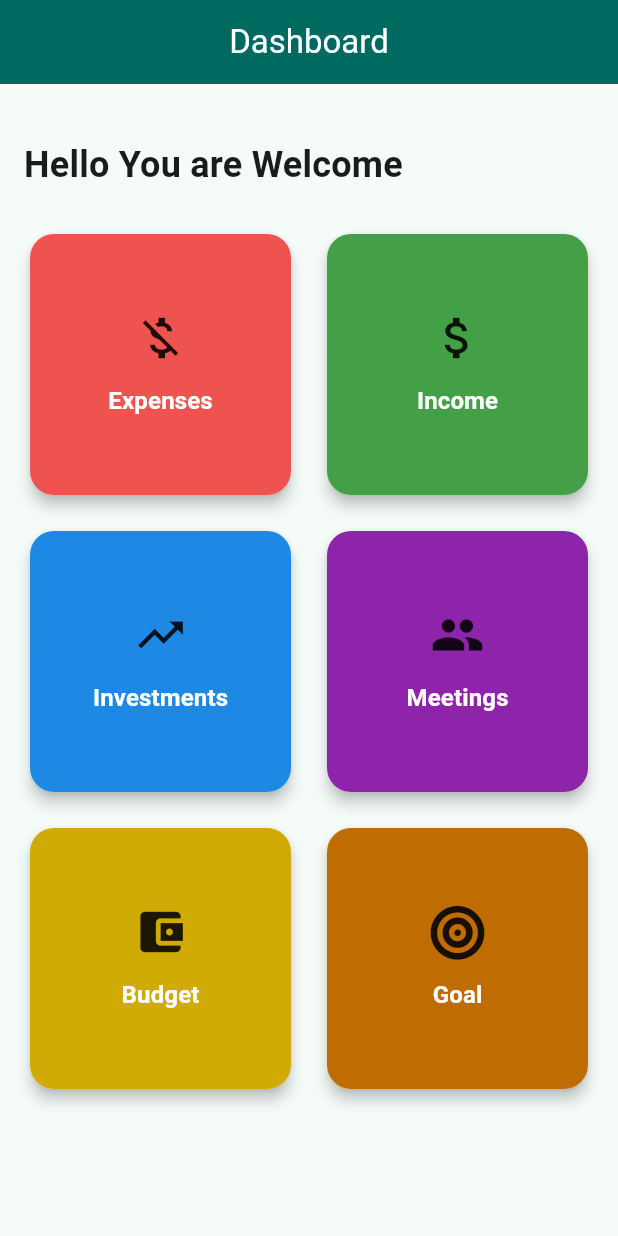
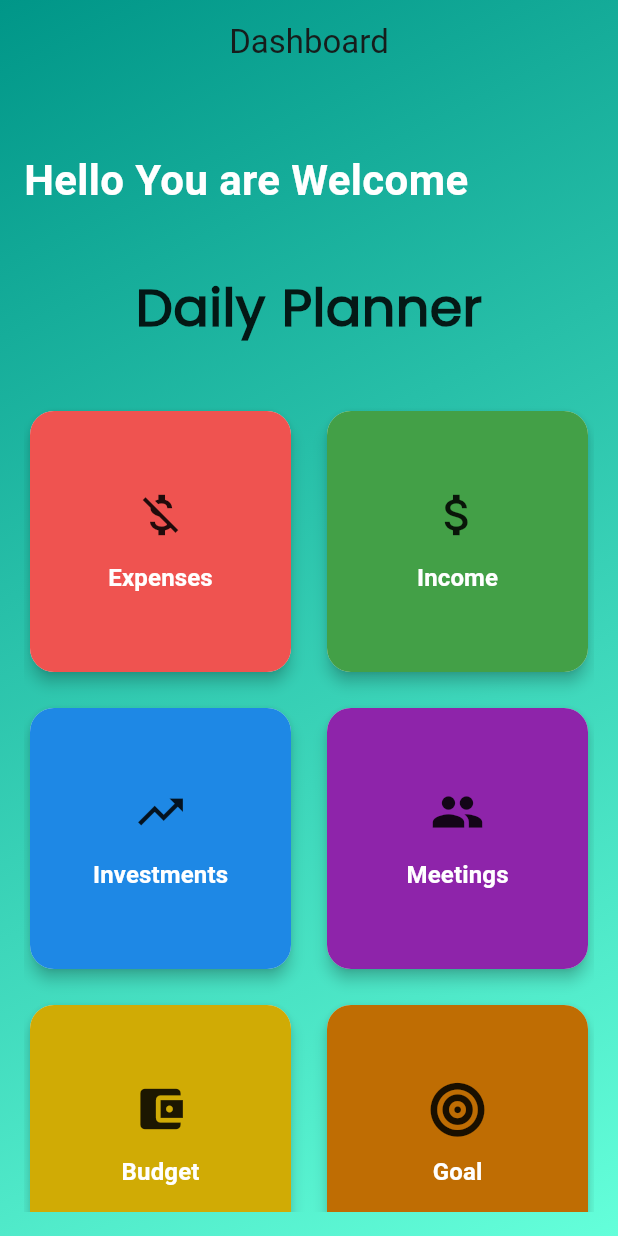
Before and after one commit to DuminduMalinga/first_project, a Flutter app: the DashboardScreen screen opened directly, on a phone screen of 412 x 824 dp. Run offline on Flutter 3.47's test engine with Material 3 defaults, Android fonts, the phone set to English and light mode, and no system bars; our stand-ins replace firebase_core, font_awesome_flutter, google_fonts; accounts and stored records are empty.

Commit message:
Adding fonts, Modify Dashboard, update pubsec.yaml file

```diff
--- a/lib/screens/Dashboard_screen.dart
+++ b/lib/screens/Dashboard_screen.dart
@@ -6,42 +6,68 @@ import 'Expence_screen.dart';
 import 'Investments_screen.dart';
 import 'Meetings_screen.dart';
 import 'Budget_screen.dart';
+import 'package:google_fonts/google_fonts.dart';
 
 class DashboardScreen extends StatelessWidget {
   const DashboardScreen({super.key});
 
   @override
   Widget build(BuildContext context) {
-    final colorScheme = Theme.of(context).colorScheme;
+    // final colorScheme = Theme.of(context).colorScheme;
 
     return Scaffold(
+      extendBodyBehindAppBar: true,
       appBar: AppBar(
         title: Text('Dashboard'),
         centerTitle: true,
-        backgroundColor: colorScheme.primary,
-        foregroundColor: colorScheme.onPrimary,
-        elevation: 2,
+        backgroundColor: Colors.transparent,
+        elevation: 0,
       ),
-      body: Padding(
-        padding: const EdgeInsets.all(16.0),
+      body: Container(
+        decoration: const BoxDecoration(
+          gradient: LinearGradient(
+            colors: [Colors.teal, Colors.tealAccent],
+            begin: Alignment.topLeft,
+            end: Alignment.bottomRight,
+          ),
+        ),
+        child: Padding(
+          padding: const EdgeInsets.fromLTRB(16, 100, 16, 16),
           child: Column(
             crossAxisAlignment: CrossAxisAlignment.start,
             children: [
-            SizedBox(height: 20),
-            Text(
+              const Text(
                 'Hello You are Welcome',
-              style: Theme.of(context).textTheme.titleMedium?.copyWith(
-                fontSize: 24,
+                style: TextStyle(
+                  fontSize: 28,
                   fontWeight: FontWeight.w600,
+                  color: Colors.white,
                 ),
               ),
-            SizedBox(height: 24),
+              const SizedBox(height: 40),
+              Center(
+                child: Text(
+                  'Daily Planner',
+                  style: GoogleFonts.poppins(
+                    textStyle: TextStyle(
+                      fontSize: 35,
+                      fontWeight: FontWeight.bold,
+                      color: Colors.black87,
+                    ),
+                  ),
+                ),
+              ),
+
+              const SizedBox(height: 40),
               Expanded(
                 child: GridView.count(
                   crossAxisCount: 2,
-                shrinkWrap: true,
+                  //shrinkWrap: true,
                   crossAxisSpacing: 16,
                   mainAxisSpacing: 16,
+                  padding: EdgeInsets.zero,
+                  shrinkWrap: false,
+
                   children: [
                     _buildDashboardCard(
                       context,
@@ -109,6 +135,7 @@ class DashboardScreen extends StatelessWidget {
             ],
           ),
         ),
+      ),
     );
   }
 
```
Also changed, not shown: pubspec.yaml (+8 -0 lines), lib/Images/image.jpg (added), lib/fonts/Poppins-Black.ttf (added), lib/fonts/Poppins-BlackItalic.ttf (added), lib/fonts/Poppins-Bold.ttf (added), lib/fonts/Poppins-BoldItalic.ttf (added), lib/fonts/Poppins-ExtraBold.ttf (added), lib/fonts/Poppins-ExtraBoldItalic.ttf (added), lib/fonts/Poppins-ExtraLight.ttf (added), lib/fonts/Poppins-ExtraLightItalic.ttf (added), lib/fonts/Poppins-Italic.ttf (added), lib/fonts/Poppins-Light.ttf (added), lib/fonts/Poppins-LightItalic.ttf (added), lib/fonts/Poppins-Medium.ttf (added), 4 more files. Lines whose indentation alone changed are shown as unchanged.
